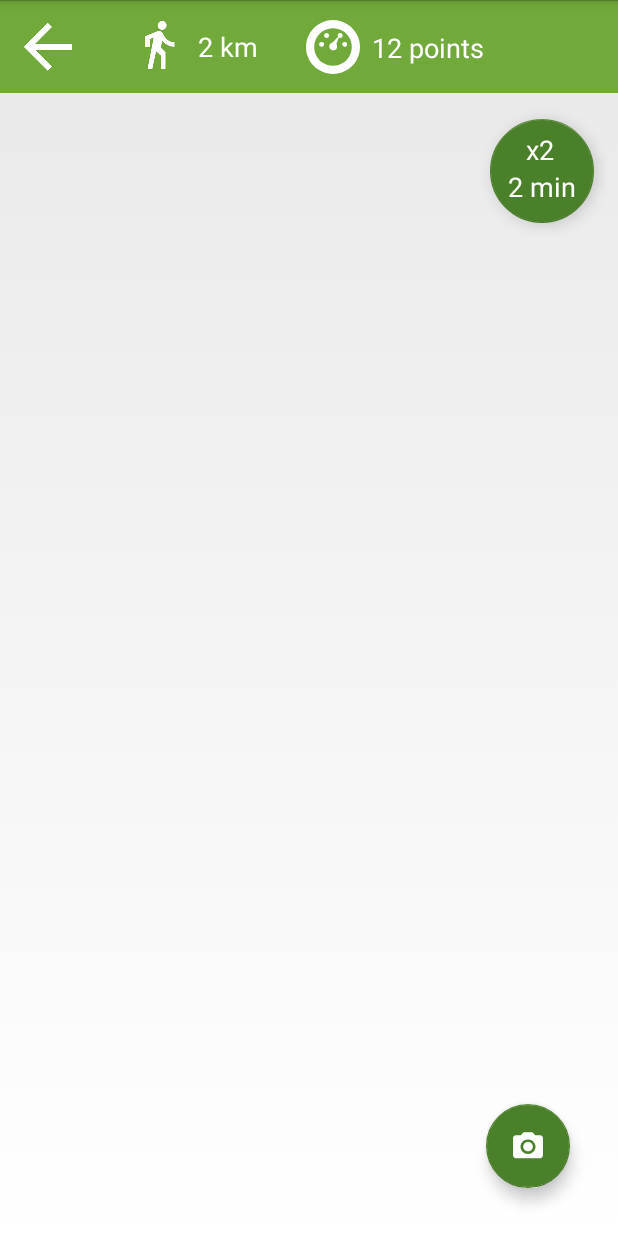
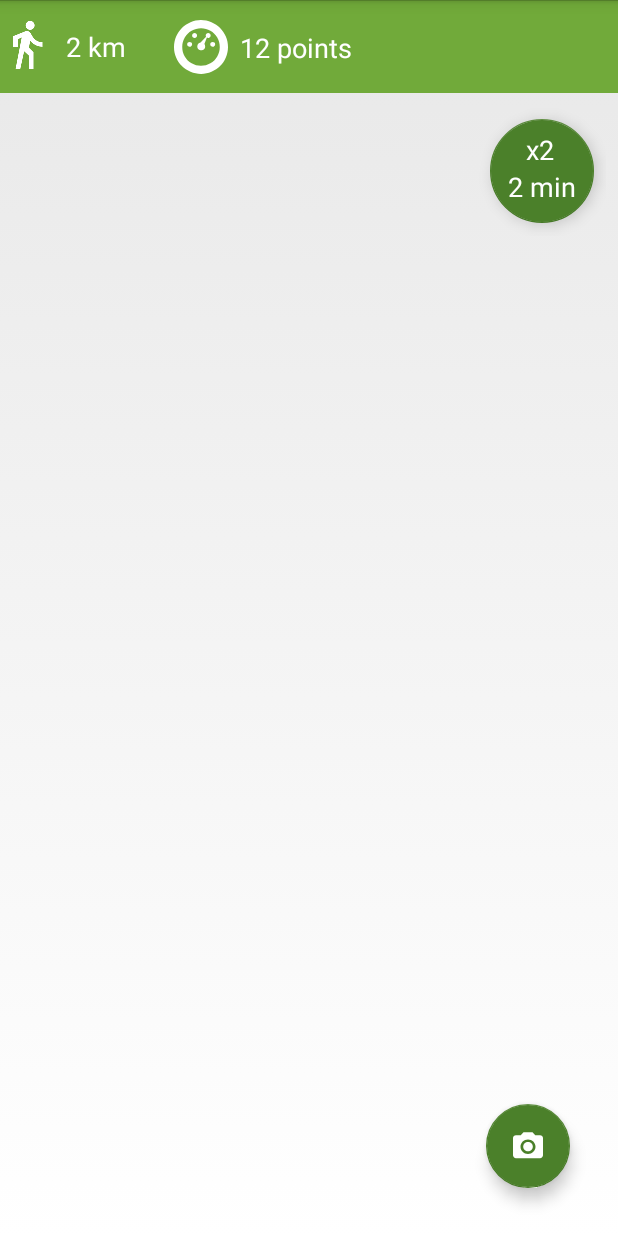
Before and after one commit to ArthurAttout/KlarHopur, an Android app: the UserWalkMapActivity screen opened directly, with no data from a screen before it, on a phone screen of 412 x 824 dp. Run offline under Robolectric (Android 15) with nearby library versions, the phone set to English and light mode, and no system bars.

Commit message:
Removed nav bar back arrow

```diff
--- a/app/src/main/res/layout/activity_user_walk_map.xml
+++ b/app/src/main/res/layout/activity_user_walk_map.xml
@@ -75,31 +75,16 @@
         android:background="?attr/colorPrimary"
         app:layout_constraintTop_toTopOf="parent">
 
-        <ImageButton
-            android:id="@+id/backButton"
-            android:layout_width="wrap_content"
-            android:layout_height="wrap_content"
-            android:layout_marginBottom="8dp"
-            android:layout_marginStart="8dp"
-            android:layout_marginTop="8dp"
-            android:background="@android:color/transparent"
-            android:src="@drawable/baseline_arrow_back_white_48"
-            android:tint="@android:color/transparent"
-            app:layout_constraintBottom_toBottomOf="parent"
-            app:layout_constraintStart_toStartOf="parent"
-            app:layout_constraintTop_toTopOf="parent" />
-
         <ImageView
             android:id="@+id/distanceImage"
             android:layout_width="0dp"
             android:layout_height="wrap_content"
             android:layout_marginBottom="8dp"
-            android:layout_marginStart="32dp"
             android:layout_marginTop="8dp"
             android:src="@drawable/baseline_directions_walk_white_36"
             app:layout_constraintBottom_toBottomOf="parent"
-            app:layout_constraintStart_toEndOf="@+id/backButton"
-            app:layout_constraintTop_toTopOf="parent" />
+            app:layout_constraintTop_toTopOf="parent"
+            tools:layout_editor_absoluteX="88dp" />
 
         <TextView
             android:id="@+id/distanceText"
@@ -141,6 +126,27 @@
             app:layout_constraintStart_toEndOf="@+id/pointsCounterImage"
             app:layout_constraintTop_toTopOf="parent"
             app:layout_constraintVertical_bias="0.533" />
+
+        <android.support.constraint.Guideline
+            android:id="@+id/guideline"
+            android:layout_width="wrap_content"
+            android:layout_height="wrap_content"
+            android:orientation="horizontal"
+            app:layout_constraintGuide_begin="20dp" />
+
+        <android.support.constraint.Guideline
+            android:id="@+id/guideline2"
+            android:layout_width="wrap_content"
+            android:layout_height="wrap_content"
+            android:orientation="vertical"
+            app:layout_constraintGuide_begin="20dp" />
+
+        <android.support.constraint.Guideline
+            android:id="@+id/guideline3"
+            android:layout_width="wrap_content"
+            android:layout_height="wrap_content"
+            android:orientation="horizontal"
+            app:layout_constraintGuide_begin="20dp" />
     </android.support.constraint.ConstraintLayout>
 
     <android.support.design.widget.FloatingActionButton
```
